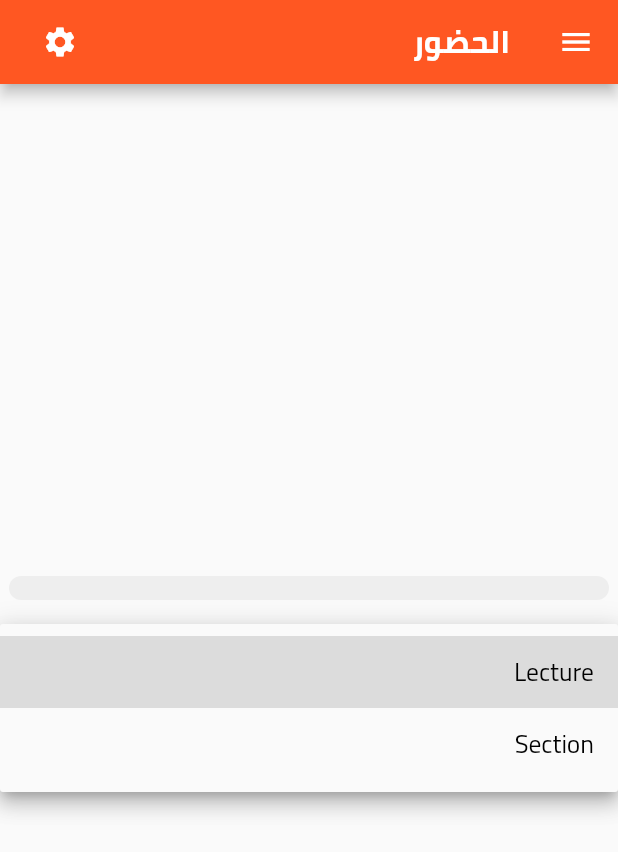
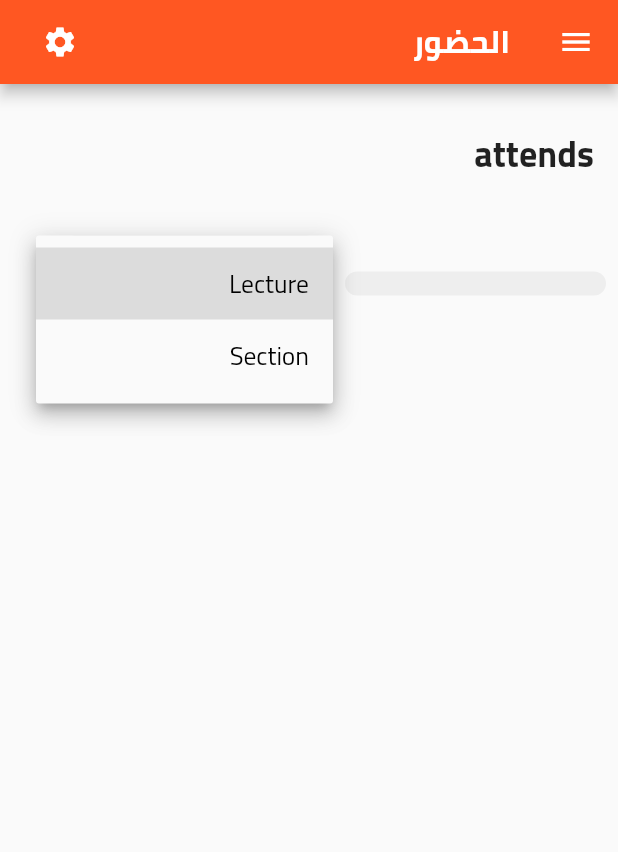
Before and after one commit to eslamfaisal/qr-student-attend-dashboard, a Flutter app: the SelectAttendsTypeScreen screen opened by its route, after a tap on "Lecture", on a phone screen of 412 x 824 dp. Shown: the top 852 px of the screen. Run offline on Flutter 3.47's test engine with Material 2 defaults, Android fonts, the phone set to English and light mode, and no system bars; our stand-ins replace cloud_firestore, easy_localization, firebase_auth, firebase_core, get_it, shared_preferences; missing offline and left inert: dart:html; accounts and stored records are empty; statements that could not run were skipped.

Commit message:
select section

```diff
--- /dev/null
+++ b/lib/screens/attends/model/attend_date_model.dart
@@ -0,0 +1,33 @@
+class AttendDateModel {
+  String? date;
+  String? id;
+  String? sectionNumber;
+  String? type;
+
+  AttendDateModel({
+    this.date,
+    this.id,
+    this.sectionNumber,
+  });
+
+  AttendDateModel.fromJson(Map<String, dynamic> json) {
+    date = json['date'];
+    id = json['id'];
+    sectionNumber = json['section'];
+    type = json['type'];
+  }
+
+  Map<String, dynamic> toJson() {
+    final Map<String, dynamic> data = <String, dynamic>{};
+    data['date'] = date;
+    data['id'] = id;
+    data['section'] = sectionNumber;
+    data['type'] = type;
+    return data;
+  }
+
+  @override
+  String toString() {
+    return 'AttendDateModel{date: $date, id: $id, sectionNumber: $sectionNumber, type: $type}';
+  }
+}
--- a/lib/screens/attends/view/select_attends_type_screen.dart
+++ b/lib/screens/attends/view/select_attends_type_screen.dart
@@ -1,9 +1,11 @@
+import 'package:easy_localization/easy_localization.dart';
 import 'package:flutter/material.dart';
 import 'package:qr_attend/screens/attends/model/attends_type.dart';
 import 'package:qr_attend/screens/attends/viewmodel/select_attend_type_view_model.dart';
 import 'package:qr_attend/screens/subjects/model/category_model.dart';
 import 'package:qr_attend/screens/subjects/viewmodel/subjects_view_model.dart';
 import 'package:qr_attend/utils/common_functions.dart';
+
 
 import '../../base_screen.dart';
 
@@ -17,18 +19,37 @@ class SelectAttendsTypeScreen extends StatelessWidget {
         viewModel.initSelection();
       },
       builder: (context, viewModel, _) {
-        return Center(
-          child: SizedBox(
-            width: 400,
+        return SafeArea(
+          child: Scaffold(
+            body: Padding(
+              padding: const EdgeInsets.all(8.0),
+              child: SingleChildScrollView(
                 child: Column(
-              mainAxisAlignment: MainAxisAlignment.center,
-              children: <Widget>[
-                Container(
+                  mainAxisAlignment: MainAxisAlignment.start,
+                  children: [
+                    Padding(
+                      padding: const EdgeInsets.only(
+                          left: 16, top: 16, right: 8, bottom: 16),
+                      child: Row(
+                        mainAxisAlignment: MainAxisAlignment.spaceBetween,
+                        children: [
+                          Text(
+                            tr("attends"),
+                            style: const TextStyle(
+                                fontWeight: FontWeight.bold, fontSize: 24),
+                          ),
+                        ],
+                      ),
+                    ),
+                    heightSpace(16),
+                    Row(
+                      children: [
+                        Expanded(
+                          child: Container(
                             padding: const EdgeInsets.symmetric(
                               horizontal: 8,
                               vertical: 8,
                             ),
-                  width: double.infinity,
                             decoration: BoxDecoration(
                               color: Colors.grey[200],
                               borderRadius: BorderRadius.circular(10),
@@ -36,9 +57,11 @@ class SelectAttendsTypeScreen extends StatelessWidget {
                             child: DropdownButton<SubjectModel>(
                               underline: const SizedBox(),
                               icon: const Visibility(
-                        visible: false, child: Icon(Icons.arrow_downward)),
+                                  visible: false,
+                                  child: Icon(Icons.arrow_downward)),
                               value: viewModel.selectedSubjectModel,
-                    items: currentAllSubjects.map((SubjectModel value) {
+                              items:
+                                  currentAllSubjects.map((SubjectModel value) {
                                 return DropdownMenuItem<SubjectModel>(
                                   value: value,
                                   child: Text(
@@ -52,13 +75,14 @@ class SelectAttendsTypeScreen extends StatelessWidget {
                               },
                             ),
                           ),
-                heightSpace(16),
-                Container(
+                        ),
+                        widthSpace(16),
+                        Expanded(
+                          child: Container(
                             padding: const EdgeInsets.symmetric(
                               horizontal: 8,
                               vertical: 8,
                             ),
-                  width: double.infinity,
                             decoration: BoxDecoration(
                               color: Colors.grey[200],
                               borderRadius: BorderRadius.circular(10),
@@ -66,9 +90,11 @@ class SelectAttendsTypeScreen extends StatelessWidget {
                             child: DropdownButton<AttendType>(
                               underline: const SizedBox(),
                               icon: const Visibility(
-                        visible: false, child: Icon(Icons.arrow_downward)),
+                                  visible: false,
+                                  child: Icon(Icons.arrow_downward)),
                               value: viewModel.selectedAttendType,
-                    items: viewModel.attendTypes.map((AttendType value) {
+                              items:
+                                  viewModel.attendTypes.map((AttendType value) {
                                 return DropdownMenuItem<AttendType>(
                                   value: value,
                                   child: Text(
@@ -82,14 +108,15 @@ class SelectAttendsTypeScreen extends StatelessWidget {
                               },
                             ),
                           ),
-                heightSpace(16),
+                        ),
+                        widthSpace(16),
                         if (viewModel.selectedAttendType == AttendType.Section)
-                  Container(
+                          Expanded(
+                            child: Container(
                               padding: const EdgeInsets.symmetric(
                                 horizontal: 8,
                                 vertical: 8,
                               ),
-                    width: double.infinity,
                               decoration: BoxDecoration(
                                 color: Colors.grey[200],
                                 borderRadius: BorderRadius.circular(10),
@@ -97,14 +124,17 @@ class SelectAttendsTypeScreen extends StatelessWidget {
                               child: DropdownButton<int>(
                                 underline: const SizedBox(),
                                 icon: const Visibility(
-                          visible: false, child: Icon(Icons.arrow_downward)),
+                                    visible: false,
+                                    child: Icon(Icons.arrow_downward)),
                                 value: viewModel.selectedSectionNumber,
-                      items: viewModel.sectionsNumbers.map((int value) {
+                                items:
+                                    viewModel.sectionsNumbers.map((int value) {
                                   return DropdownMenuItem<int>(
                                     value: value,
                                     child: Text(
                                       value.toString(),
-                            style: const TextStyle(color: Colors.black),
+                                      style:
+                                          const TextStyle(color: Colors.black),
                                     ),
                                   );
                                 }).toList(),
@@ -113,7 +143,13 @@ class SelectAttendsTypeScreen extends StatelessWidget {
                                 },
                               ),
                             ),
+                          ),
+                        widthSpace(16),
                       ],
+                    )
+                  ],
+                ),
+              ),
             ),
           ),
         );
```
Also changed, not shown: lib/screens/attends/viewmodel/select_attend_type_view_model.dart (+21 -5 lines), lib/services/firebase_services.dart (+42 -6 lines). Lines whose indentation alone changed are shown as unchanged.
